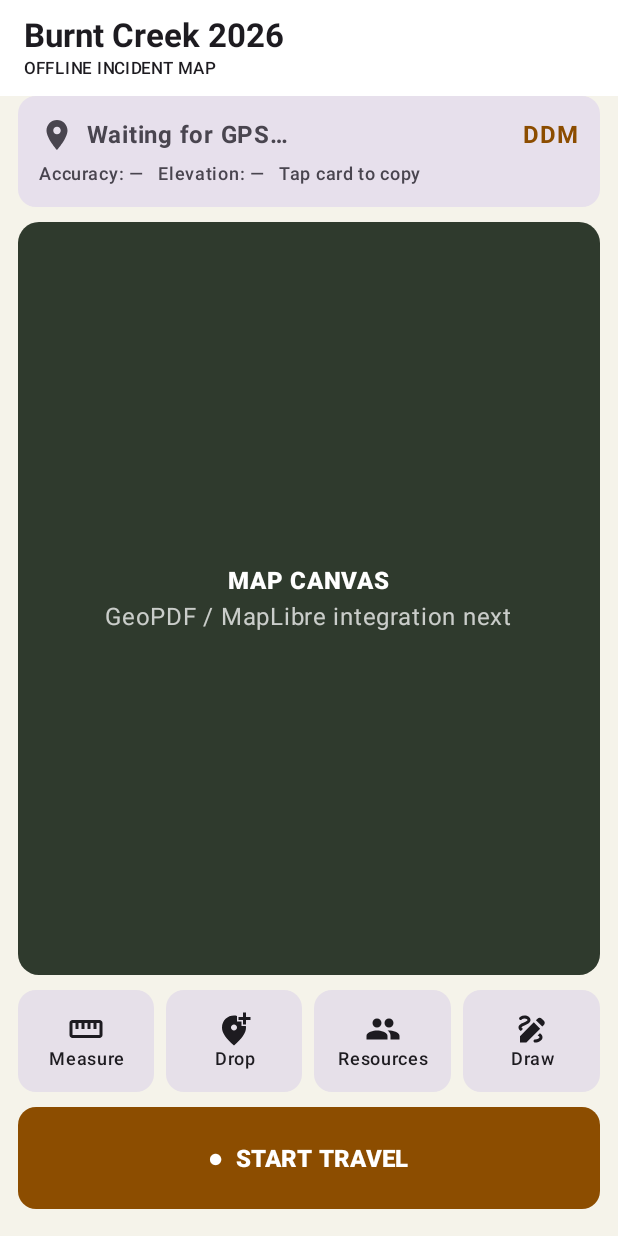
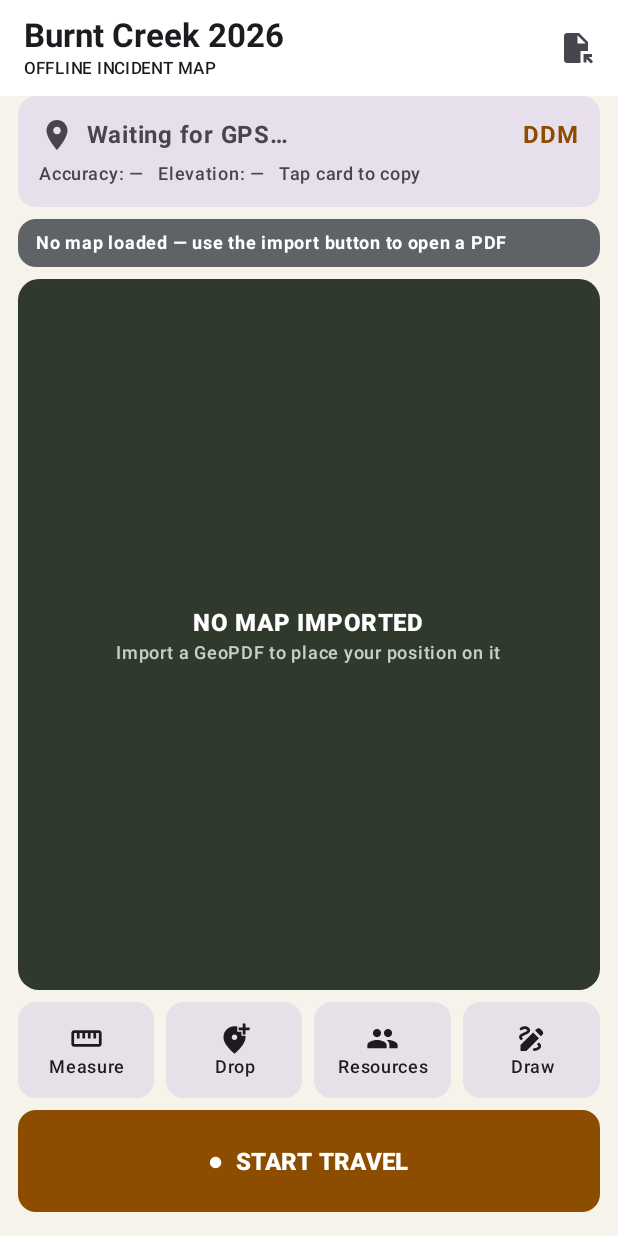
Before and after one commit to RHECYEE/FIRE-MAPS, an Android app built with Jetpack Compose: the screen it shows after launch (MainActivity), on a phone screen of 412 x 824 dp. Run offline under Robolectric (Android 15) with nearby library versions, the phone set to English and light mode, and no system bars; our stand-ins replace Room's generated code.

Commit message:
Import GeoPDFs and draw live position on the sheet
Adds the import path and the map surface, and makes the project buildable.

- MapDocumentRepository copies the picked file into app storage rather than
  holding the content URI, which stops resolving once the source app clears
  its cache. Page one renders via PdfRenderer.
- MapCanvas draws the sheet with pan and zoom and places the position dot
  through the frame's projected transform, flipping from PDF page space into
  bitmap space.
- The status row states what the sheet is: georeferenced and location
  enabled, or view only. Insets found but not used are reported rather than
  hidden.
- Off-map banner surfaces distance and bearing back onto the sheet.
- Share-sheet and VIEW intent filters for application/pdf.
- Gradle wrapper, JVM target 17, and an SDK path in local.properties, which
  is gitignored.

Whole-page rendering is deliberate: it proves registration against a real
product without the tiling pipeline in the way. Large sheets will want tiles
before panning is comfortable.

58 unit tests pass under the Android build.

Co-Authored-By: Claude Opus 5 <noreply@anthropic.com>
Claude-Session: https://claude.ai/code/session_015LHpYUFADiEq1EDVaCqt1E

```diff
--- a/app/src/main/java/com/rhecyee/firelinemap/ui/FirelineApp.kt
+++ b/app/src/main/java/com/rhecyee/firelinemap/ui/FirelineApp.kt
@@ -6,9 +6,10 @@ import android.content.ClipboardManager
 import android.content.Context
 import android.content.Intent
 import android.content.pm.PackageManager
+import android.graphics.Bitmap
+import android.net.Uri
 import androidx.activity.compose.rememberLauncherForActivityResult
 import androidx.activity.result.contract.ActivityResultContracts
-import androidx.compose.foundation.background
 import androidx.compose.foundation.clickable
 import androidx.compose.foundation.layout.Arrangement
 import androidx.compose.foundation.layout.Box
@@ -24,6 +25,7 @@ import androidx.compose.foundation.shape.RoundedCornerShape
 import androidx.compose.material.icons.Icons
 import androidx.compose.material.icons.filled.AddLocationAlt
 import androidx.compose.material.icons.filled.Draw
+import androidx.compose.material.icons.filled.FileOpen
 import androidx.compose.material.icons.filled.LocationOn
 import androidx.compose.material.icons.filled.People
 import androidx.compose.material.icons.filled.Straighten
@@ -33,6 +35,7 @@ import androidx.compose.material3.Card
 import androidx.compose.material3.CardDefaults
 import androidx.compose.material3.ExperimentalMaterial3Api
 import androidx.compose.material3.Icon
+import androidx.compose.material3.IconButton
 import androidx.compose.material3.MaterialTheme
 import androidx.compose.material3.Scaffold
 import androidx.compose.material3.Text
@@ -41,6 +44,7 @@ import androidx.compose.runtime.Composable
 import androidx.compose.runtime.LaunchedEffect
 import androidx.compose.runtime.collectAsState
 import androidx.compose.runtime.getValue
+import androidx.compose.runtime.mutableIntStateOf
 import androidx.compose.runtime.mutableStateOf
 import androidx.compose.runtime.remember
 import androidx.compose.runtime.setValue
@@ -54,11 +58,20 @@ import androidx.compose.ui.unit.dp
 import androidx.core.content.ContextCompat
 import com.rhecyee.firelinemap.FirelineApplication
 import com.rhecyee.firelinemap.data.IncidentEntity
+import com.rhecyee.firelinemap.geopdf.ImportedMap
+import com.rhecyee.firelinemap.geopdf.MapDocumentRepository
+import com.rhecyee.firelinemap.geopdf.PdfKind
 import com.rhecyee.firelinemap.location.LocationRepository
 import com.rhecyee.firelinemap.location.TrackRecordingService
+import com.rhecyee.firelinemap.map.GeoBounds
+import com.rhecyee.firelinemap.map.IncidentMapCoverage
+import com.rhecyee.firelinemap.map.MapCoverage
 import com.rhecyee.firelinemap.util.CoordinateFormat
 import com.rhecyee.firelinemap.util.CoordinateFormatter
+import kotlinx.coroutines.Dispatchers
+import kotlinx.coroutines.withContext
 import java.util.UUID
+import kotlin.math.roundToInt
 
 @OptIn(ExperimentalMaterial3Api::class)
 @Composable
@@ -70,32 +83,82 @@ fun FirelineApp() {
     var coordinateFormat by remember { mutableStateOf(CoordinateFormat.DDM) }
     var isRecording by remember { mutableStateOf(false) }
 
+    val repository = remember { MapDocumentRepository(context) }
+    var activeMap by remember { mutableStateOf<ImportedMap?>(null) }
+    var bitmap by remember { mutableStateOf<Bitmap?>(null) }
+    var pageWidth by remember { mutableIntStateOf(0) }
+    var pageHeight by remember { mutableIntStateOf(0) }
+    var importError by remember { mutableStateOf<String?>(null) }
+
     val permissionLauncher = rememberLauncherForActivityResult(
         ActivityResultContracts.RequestMultiplePermissions()
     ) { }
 
+    val importLauncher = rememberLauncherForActivityResult(
+        ActivityResultContracts.OpenDocument()
+    ) { uri: Uri? ->
+        if (uri != null) {
+            importError = null
+            activeMap = repository.importFrom(uri)
+            if (activeMap == null) importError = "That file could not be read as a PDF."
+        }
+    }
+
     LaunchedEffect(Unit) {
-        if (ContextCompat.checkSelfPermission(context, Manifest.permission.ACCESS_FINE_LOCATION) != PackageManager.PERMISSION_GRANTED) {
-            permissionLauncher.launch(arrayOf(Manifest.permission.ACCESS_FINE_LOCATION, Manifest.permission.ACCESS_COARSE_LOCATION))
+        if (ContextCompat.checkSelfPermission(context, Manifest.permission.ACCESS_FINE_LOCATION)
+            != PackageManager.PERMISSION_GRANTED
+        ) {
+            permissionLauncher.launch(
+                arrayOf(
+                    Manifest.permission.ACCESS_FINE_LOCATION,
+                    Manifest.permission.ACCESS_COARSE_LOCATION
+                )
+            )
         }
         if (incidents.isEmpty()) {
-            val now = System.currentTimeMillis()
             app.database.dao().upsertIncident(
                 IncidentEntity(
                     id = UUID.randomUUID().toString(),
                     name = "Burnt Creek 2026",
                     year = 2026,
-                    createdAt = now,
+                    createdAt = System.currentTimeMillis(),
                     isActive = true
                 )
             )
         }
+        if (activeMap == null) activeMap = repository.imported().firstOrNull()
+    }
+
+    // Rendering a large sheet is slow enough to matter; keep it off the main thread.
+    LaunchedEffect(activeMap?.id) {
+        val map = activeMap
+        if (map == null) {
+            bitmap = null
+            return@LaunchedEffect
+        }
+        val rendered = withContext(Dispatchers.IO) {
+            val size = MapDocumentRepository.pageSize(map.file)
+            size to MapDocumentRepository.renderPage(map.file, targetWidth = 2048)
+        }
+        pageWidth = rendered.first?.first ?: 0
+        pageHeight = rendered.first?.second ?: 0
+        bitmap = rendered.second
     }
 
     val locationRepository = remember { LocationRepository(context) }
     val location by locationRepository.locations.collectAsState(initial = null)
+    LaunchedEffect(Unit) { locationRepository.start() }
 
-    LaunchedEffect(Unit) { locationRepository.start() }
+    val frame = activeMap?.frame
+    val coverage = remember(activeMap?.id, location?.latitude, location?.longitude) {
+        val fix = location
+        if (fix == null) {
+            null
+        } else {
+            val bounds = frame?.geographicBounds()?.let { GeoBounds(it[0], it[1], it[2], it[3]) }
+            MapCoverage.resolve(fix.latitude, fix.longitude, bounds, emptyList())
+        }
+    }
 
     Scaffold(
         topBar = {
@@ -104,6 +167,11 @@ fun FirelineApp() {
                     Column {
                         Text(activeIncident?.name ?: "Fireline Map", fontWeight = FontWeight.Bold)
                         Text("OFFLINE INCIDENT MAP", style = MaterialTheme.typography.labelSmall)
+                    }
+                },
+                actions = {
+                    IconButton(onClick = { importLauncher.launch(arrayOf("application/pdf")) }) {
+                        Icon(Icons.Default.FileOpen, contentDescription = "Import map")
                     }
                 }
             )
@@ -114,24 +182,44 @@ fun FirelineApp() {
                 .fillMaxSize()
                 .padding(padding)
                 .padding(horizontal = 12.dp),
-            verticalArrangement = Arrangement.spacedBy(10.dp)
+            verticalArrangement = Arrangement.spacedBy(8.dp)
         ) {
             CoordinateCard(
-                formatted = location?.let { CoordinateFormatter.format(it.latitude, it.longitude, coordinateFormat) }
-                    ?: "Waiting for GPS…",
+                formatted = location?.let {
+                    CoordinateFormatter.format(it.latitude, it.longitude, coordinateFormat)
+                } ?: "Waiting for GPS…",
                 accuracy = location?.accuracy,
                 elevation = location?.altitude,
                 format = coordinateFormat,
                 onCycleFormat = {
-                    coordinateFormat = if (coordinateFormat == CoordinateFormat.DDM) CoordinateFormat.DECIMAL_DEGREES else CoordinateFormat.DDM
+                    coordinateFormat =
+                        if (coordinateFormat == CoordinateFormat.DDM) CoordinateFormat.DECIMAL_DEGREES
+                        else CoordinateFormat.DDM
                 },
                 onCopy = { value ->
-                    val clipboard = context.getSystemService(Context.CLIPBOARD_SERVICE) as ClipboardManager
+                    val clipboard =
+                        context.getSystemService(Context.CLIPBOARD_SERVICE) as ClipboardManager
                     clipboard.setPrimaryClip(ClipData.newPlainText("Coordinates", value))
                 }
             )
 
-            MapPlaceholder(modifier = Modifier.weight(1f))
+            MapStatusRow(activeMap, importError)
+
+            if (coverage?.incident == IncidentMapCoverage.OFF_MAP) {
+                val meters = coverage.metersOffMap?.roundToInt() ?: 0
+                val bearing = coverage.bearingToMapDegrees?.roundToInt() ?: 0
+                OffMapBanner("OFF INCIDENT MAP — ${meters} m, bearing ${bearing}° back on")
+            }
+
+            MapCanvas(
+                map = activeMap,
+                bitmap = bitmap,
+                pageWidthPoints = pageWidth,
+                pageHeightPoints = pageHeight,
+                latitude = location?.latitude,
+                longitude = location?.longitude,
+                modifier = Modifier.weight(1f)
+            )
 
             Row(
                 modifier = Modifier.fillMaxWidth(),
@@ -146,7 +234,8 @@ fun FirelineApp() {
             Button(
                 onClick = {
                     val intent = Intent(context, TrackRecordingService::class.java).apply {
-                        action = if (isRecording) TrackRecordingService.ACTION_STOP else TrackRecordingService.ACTION_START
+                        action = if (isRecording) TrackRecordingService.ACTION_STOP
+                        else TrackRecordingService.ACTION_START
                         putExtra(TrackRecordingService.EXTRA_INCIDENT_ID, activeIncident?.id)
                     }
                     ContextCompat.startForegroundService(context, intent)
@@ -156,7 +245,8 @@ fun FirelineApp() {
                     .fillMaxWidth()
                     .height(68.dp),
                 colors = ButtonDefaults.buttonColors(
-                    containerColor = if (isRecording) MaterialTheme.colorScheme.error else MaterialTheme.colorScheme.primary
+                    containerColor = if (isRecording) MaterialTheme.colorScheme.error
+                    else MaterialTheme.colorScheme.primary
                 ),
                 shape = RoundedCornerShape(12.dp)
             ) {
@@ -168,6 +258,51 @@ fun FirelineApp() {
             }
             Spacer(Modifier.height(8.dp))
         }
+    }
+}
+
+/**
+ * States what the loaded sheet actually is.
+ *
+ * A product with no georeferencing is labelled as view-only rather than being
+ * shown as though a position on it meant something.
+ */
+@Composable
+private fun MapStatusRow(map: ImportedMap?, error: String?) {
+    val text: String
+    val colour: Color
+    when {
+        error != null -> {
+            text = error
+            colour = Color(0xFFB3261E)
+        }
+        map == null -> {
+            text = "No map loaded — use the import button to open a PDF"
+            colour = Color(0xFF5F6368)
+        }
+        map.kind == PdfKind.GEOREFERENCED -> {
+            val insets = map.document.insetFrames.size
+            val extra = if (insets > 0) " · $insets inset${if (insets > 1) "s" else ""} ignored" else ""
+            text = "${map.displayName.take(38)} · ${map.kindLabel}$extra"
+            colour = Color(0xFF1B5E20)
+        }
+        else -> {
+            text = "${map.displayName.take(38)} · ${map.kindLabel}"
+            colour = Color(0xFF8A6D00)
+        }
+    }
+
+    Card(
+        modifier = Modifier.fillMaxWidth(),
+        colors = CardDefaults.cardColors(containerColor = colour)
+    ) {
+        Text(
+            text,
+            modifier = Modifier.padding(horizontal = 12.dp, vertical = 8.dp),
+            color = Color.White,
+            style = MaterialTheme.typography.labelMedium,
+            fontWeight = FontWeight.Bold
+        )
     }
 }
 
@@ -205,7 +340,8 @@ private fun CoordinateCard(
             }
             Spacer(Modifier.height(6.dp))
             Text(
-                "Accuracy: ${accuracy?.let { "±%.0f m".format(it) } ?: "—"}   Elevation: ${elevation?.let { "%.0f m".format(it) } ?: "—"}   Tap card to copy",
+                "Accuracy: ${accuracy?.let { "±%.0f m".format(it) } ?: "—"}   " +
+                    "Elevation: ${elevation?.let { "%.0f m".format(it) } ?: "—"}   Tap card to copy",
                 style = MaterialTheme.typography.labelMedium
             )
         }
@@ -213,29 +349,18 @@ private fun CoordinateCard(
 }
 
 @Composable
-private fun MapPlaceholder(modifier: Modifier = Modifier) {
-    Box(
-        modifier = modifier
-            .fillMaxWidth()
-            .background(Color(0xFF2F3A2D), RoundedCornerShape(14.dp)),
-        contentAlignment = Alignment.Center
-    ) {
-        Column(horizontalAlignment = Alignment.CenterHorizontally) {
-            Text("MAP CANVAS", color = Color.White, fontWeight = FontWeight.Black)
-            Text("GeoPDF / MapLibre integration next", color = Color.White.copy(alpha = 0.75f))
-        }
-    }
-}
-
-@Composable
-private fun ToolButton(label: String, icon: androidx.compose.ui.graphics.vector.ImageVector, modifier: Modifier) {
-    Card(modifier = modifier.height(68.dp)) {
+private fun ToolButton(
+    label: String,
+    icon: androidx.compose.ui.graphics.vector.ImageVector,
+    modifier: Modifier
+) {
+    Card(modifier = modifier.height(64.dp)) {
         Column(
             modifier = Modifier.fillMaxSize(),
             verticalArrangement = Arrangement.Center,
             horizontalAlignment = Alignment.CenterHorizontally
         ) {
-            Icon(icon, contentDescription = null, modifier = Modifier.size(24.dp))
+            Icon(icon, contentDescription = null, modifier = Modifier.size(22.dp))
             Text(label, textAlign = TextAlign.Center, style = MaterialTheme.typography.labelMedium)
         }
     }
--- /dev/null
+++ b/app/src/main/java/com/rhecyee/firelinemap/ui/MapCanvas.kt
@@ -0,0 +1,137 @@
+package com.rhecyee.firelinemap.ui
+
+import android.graphics.Bitmap
+import androidx.compose.foundation.Canvas
+import androidx.compose.foundation.background
+import androidx.compose.foundation.gestures.detectTransformGestures
+import androidx.compose.foundation.layout.Box
+import androidx.compose.foundation.layout.Column
+import androidx.compose.foundation.layout.fillMaxSize
+import androidx.compose.foundation.layout.fillMaxWidth
+import androidx.compose.foundation.layout.padding
+import androidx.compose.foundation.shape.RoundedCornerShape
+import androidx.compose.material3.MaterialTheme
+import androidx.compose.material3.Text
+import androidx.compose.runtime.Composable
+import androidx.compose.runtime.getValue
+import androidx.compose.runtime.mutableFloatStateOf
+import androidx.compose.runtime.mutableStateOf
+import androidx.compose.runtime.remember
+import androidx.compose.runtime.setValue
+import androidx.compose.ui.Alignment
+import androidx.compose.ui.Modifier
+import androidx.compose.ui.geometry.Offset
+import androidx.compose.ui.graphics.Color
+import androidx.compose.ui.graphics.asImageBitmap
+import androidx.compose.ui.graphics.drawscope.DrawScope
+import androidx.compose.ui.input.pointer.pointerInput
+import androidx.compose.ui.text.font.FontWeight
+import androidx.compose.ui.unit.IntOffset
+import androidx.compose.ui.unit.IntSize
+import androidx.compose.ui.unit.dp
+import com.rhecyee.firelinemap.geopdf.ImportedMap
+import kotlin.math.roundToInt
+
+/**
+ * Draws an imported map sheet with the live position on it.
+ *
+ * A whole-page bitmap rather than a tile pyramid. That is enough to prove
+ * registration against a real product and to carry into the field; tiling is
+ * a performance change, not a correctness one.
+ */
+@Composable
+fun MapCanvas(
+    map: ImportedMap?,
+    bitmap: Bitmap?,
+    pageWidthPoints: Int,
+    pageHeightPoints: Int,
+    latitude: Double?,
+    longitude: Double?,
+    modifier: Modifier = Modifier
+) {
+    var scale by remember(map?.id) { mutableFloatStateOf(1f) }
+    var offset by remember(map?.id) { mutableStateOf(Offset.Zero) }
+
+    Box(
+        modifier = modifier
+            .fillMaxWidth()
+            .background(Color(0xFF2F3A2D), RoundedCornerShape(14.dp)),
+        contentAlignment = Alignment.Center
+    ) {
+        if (map == null || bitmap == null) {
+            Column(horizontalAlignment = Alignment.CenterHorizontally) {
+                Text("NO MAP IMPORTED", color = Color.White, fontWeight = FontWeight.Black)
+                Text(
+                    "Import a GeoPDF to place your position on it",
+                    color = Color.White.copy(alpha = 0.75f),
+                    style = MaterialTheme.typography.labelMedium
+                )
+            }
+            return@Box
+        }
+
+        val image = remember(bitmap) { bitmap.asImageBitmap() }
+
+        Canvas(
+            modifier = Modifier
+                .fillMaxSize()
+                .pointerInput(map.id) {
+                    detectTransformGestures { _, pan, zoom, _ ->
+                        scale = (scale * zoom).coerceIn(1f, 12f)
+                        offset += pan
+                    }
+                }
+        ) {
+            // Fit the sheet to the view, then apply the operator's pan and zoom.
+            val fit = minOf(size.width / image.width, size.height / image.height)
+            val drawScale = fit * scale
+            val drawWidth = image.width * drawScale
+            val drawHeight = image.height * drawScale
+            val originX = (size.width - drawWidth) / 2f + offset.x
+            val originY = (size.height - drawHeight) / 2f + offset.y
+
+            drawImage(
+                image = image,
+                dstOffset = IntOffset(originX.roundToInt(), originY.roundToInt()),
+                dstSize = IntSize(drawWidth.roundToInt(), drawHeight.roundToInt())
+            )
+
+            val frame = map.frame
+            if (frame != null && latitude != null && longitude != null &&
+                pageWidthPoints > 0 && pageHeightPoints > 0
+            ) {
+                val page = frame.geoToPage(latitude, longitude)
+                if (page != null) {
+                    // PDF page space has its origin at the lower left with y
+                    // increasing upward; the bitmap's runs the other way.
+                    val fx = (page.first / pageWidthPoints).toFloat()
+                    val fy = 1f - (page.second / pageHeightPoints).toFloat()
+                    if (fx in 0f..1f && fy in 0f..1f) {
+                        drawPositionDot(
+                            Offset(originX + fx * drawWidth, originY + fy * drawHeight)
+                        )
+                    }
+                }
+            }
+        }
+    }
+}
+
+private fun DrawScope.drawPositionDot(center: Offset) {
+    drawCircle(Color.White, radius = 15f, center = center)
+    drawCircle(Color(0xFF1565C0), radius = 11f, center = center)
+    drawCircle(Color.White, radius = 4f, center = center)
+}
+
+/** A banner shown when the live position is not on the active sheet. */
+@Composable
+fun OffMapBanner(text: String, modifier: Modifier = Modifier) {
+    Box(
+        modifier = modifier
+            .fillMaxWidth()
+            .background(Color(0xFFB3261E), RoundedCornerShape(10.dp))
+            .padding(horizontal = 12.dp, vertical = 8.dp)
+    ) {
+        Text(text, color = Color.White, fontWeight = FontWeight.Bold)
+    }
+}
```
Also changed, not shown: app/build.gradle.kts (+11 -0 lines), app/src/main/AndroidManifest.xml (+16 -0 lines), app/src/main/java/com/rhecyee/firelinemap/geopdf/MapDocumentRepository.kt (added, +118 -0 lines), gradle/wrapper/gradle-wrapper.properties (added), 4 other files.
